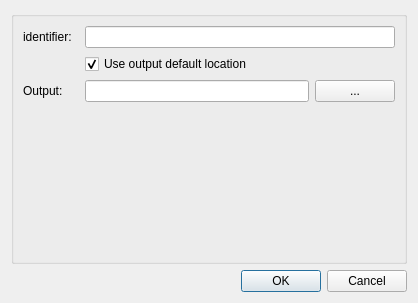
MusculoskeletalAtlasProject/mapclient, file src/mapclientplugins/dictserializerstep/qt/configuredialog.ui: the form before one commit.
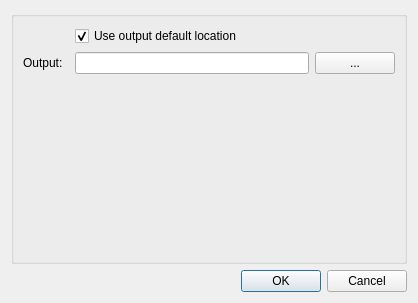
The form after the commit.

Commit message: Remove "identifier" attribute from DictSerializerStep configuration.

```diff
--- a/src/mapclientplugins/dictserializerstep/qt/configuredialog.ui
+++ b/src/mapclientplugins/dictserializerstep/qt/configuredialog.ui
@@ -30,17 +30,7 @@
       <string/>
      </property>
      <layout class="QFormLayout" name="formLayout">
-      <item row="0" column="0">
-       <widget class="QLabel" name="label0">
-        <property name="text">
-         <string>identifier:  </string>
-        </property>
-       </widget>
-      </item>
       <item row="0" column="1">
-       <widget class="QLineEdit" name="lineEditIdentifier"/>
-      </item>
-      <item row="1" column="1">
        <widget class="QCheckBox" name="checkBoxDefaultLocation">
         <property name="text">
          <string>Use output default location</string>
@@ -50,14 +40,14 @@
         </property>
        </widget>
       </item>
-      <item row="2" column="0">
+      <item row="1" column="0">
        <widget class="QLabel" name="label0_2">
         <property name="text">
          <string>Output:  </string>
         </property>
        </widget>
       </item>
-      <item row="2" column="1">
+      <item row="1" column="1">
        <layout class="QHBoxLayout" name="horizontalLayout">
         <item>
          <widget class="QLineEdit" name="lineEditOutputLocation"/>
```
The commit also changes 3 other files.
